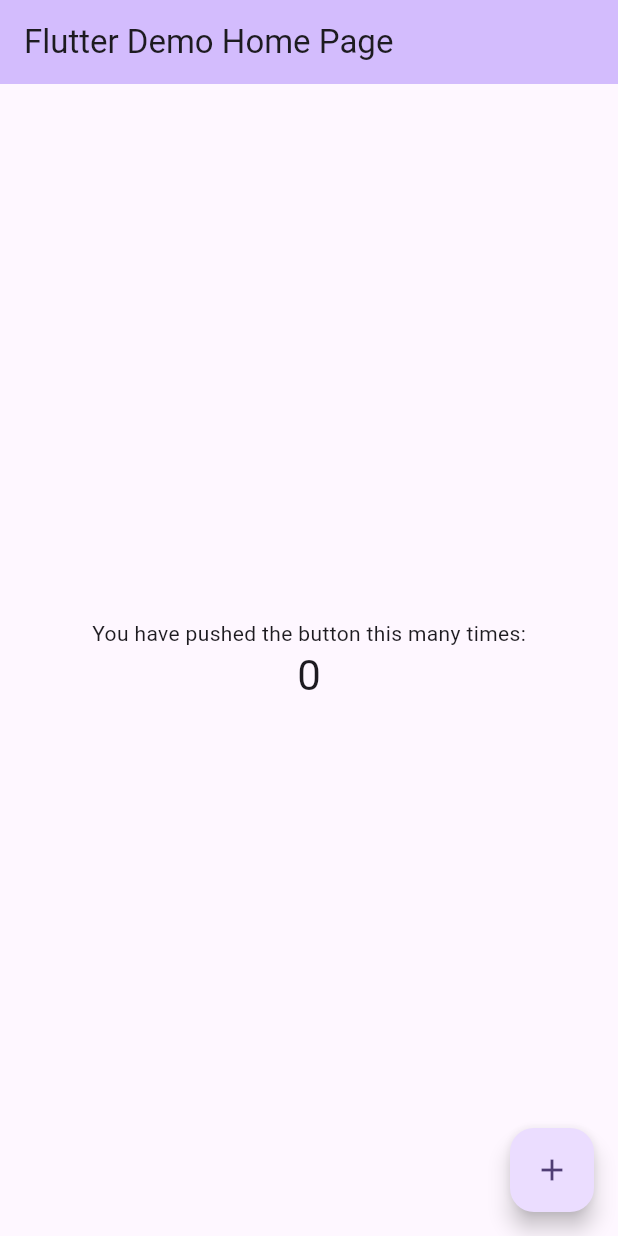
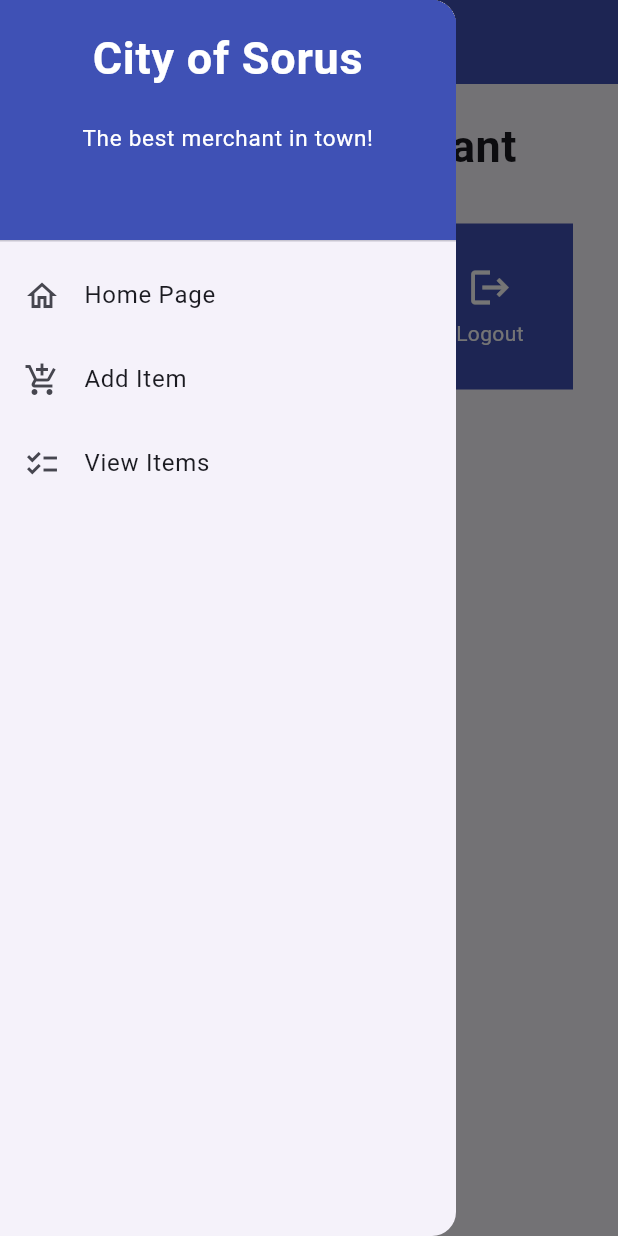
Before and after one commit to Alvinzhafif/foster-mobile, a Flutter app: the screen it shows after launch, with the side drawer open (before the commit the screen has no drawer), on a phone screen of 412 x 824 dp. Run offline on Flutter 3.47's test engine with Material 2 defaults, Android fonts, the phone set to English and light mode, and no system bars.

Commit message:
recovering github

```diff
--- a/lib/main.dart
+++ b/lib/main.dart
@@ -1,4 +1,5 @@
 import 'package:flutter/material.dart';
+import 'package:foster_mobile/screens/menu.dart';
 
 void main() {
   runApp(const MyApp());
@@ -13,7 +14,7 @@
     return MaterialApp(
       title: 'Flutter Demo',
       theme: ThemeData(
-        // This is the theme of your application.
+        // This is   the theme of your application.
         //
         // TRY THIS: Try running your application with "flutter run". You'll see
         // the application has a blue toolbar. Then, without quitting the app,
@@ -28,98 +29,10 @@
         //
         // This works for code too, not just values: Most code changes can be
         // tested with just a hot reload.
-        colorScheme: ColorScheme.fromSeed(seedColor: Colors.deepPurple),
+        colorScheme: ColorScheme.fromSeed(seedColor: Colors.indigo),
         useMaterial3: true,
       ),
-      home: const MyHomePage(title: 'Flutter Demo Home Page'),
+      home: MyHomePage(),
     );
   }
 }
-
-class MyHomePage extends StatefulWidget {
-  const MyHomePage({super.key, required this.title});
-
-  // This widget is the home page of your application. It is stateful, meaning
-  // that it has a State object (defined below) that contains fields that affect
-  // how it looks.
-
-  // This class is the configuration for the state. It holds the values (in this
-  // case the title) provided by the parent (in this case the App widget) and
-  // used by the build method of the State. Fields in a Widget subclass are
-  // always marked "final".
-
-  final String title;
-
-  @override
-  State<MyHomePage> createState() => _MyHomePageState();
-}
-
-class _MyHomePageState extends State<MyHomePage> {
-  int _counter = 0;
-
-  void _incrementCounter() {
-    setState(() {
-      // This call to setState tells the Flutter framework that something has
-      // changed in this State, which causes it to rerun the build method below
-      // so that the display can reflect the updated values. If we changed
-      // _counter without calling setState(), then the build method would not be
-      // called again, and so nothing would appear to happen.
-      _counter++;
-    });
-  }
-
-  @override
-  Widget build(BuildContext context) {
-    // This method is rerun every time setState is called, for instance as done
-    // by the _incrementCounter method above.
-    //
-    // The Flutter framework has been optimized to make rerunning build methods
-    // fast, so that you can just rebuild anything that needs updating rather
-    // than having to individually change instances of widgets.
-    return Scaffold(
-      appBar: AppBar(
-        // TRY THIS: Try changing the color here to a specific color (to
-        // Colors.amber, perhaps?) and trigger a hot reload to see the AppBar
-        // change color while the other colors stay the same.
-        backgroundColor: Theme.of(context).colorScheme.inversePrimary,
-        // Here we take the value from the MyHomePage object that was created by
-        // the App.build method, and use it to set our appbar title.
-        title: Text(widget.title),
-      ),
-      body: Center(
-        // Center is a layout widget. It takes a single child and positions it
-        // in the middle of the parent.
-        child: Column(
-          // Column is also a layout widget. It takes a list of children and
-          // arranges them vertically. By default, it sizes itself to fit its
-          // children horizontally, and tries to be as tall as its parent.
-          //
-          // Column has various properties to control how it sizes itself and
-          // how it positions its children. Here we use mainAxisAlignment to
-          // center the children vertically; the main axis here is the vertical
-          // axis because Columns are vertical (the cross axis would be
-          // horizontal).
-          //
-          // TRY THIS: Invoke "debug painting" (choose the "Toggle Debug Paint"
-          // action in the IDE, or press "p" in the console), to see the
-          // wireframe for each widget.
-          mainAxisAlignment: MainAxisAlignment.center,
-          children: <Widget>[
-            const Text(
-              'You have pushed the button this many times:',
-            ),
-            Text(
-              '$_counter',
-              style: Theme.of(context).textTheme.headlineMedium,
-            ),
-          ],
-        ),
-      ),
-      floatingActionButton: FloatingActionButton(
-        onPressed: _incrementCounter,
-        tooltip: 'Increment',
-        child: const Icon(Icons.add),
-      ), // This trailing comma makes auto-formatting nicer for build methods.
-    );
-  }
-}
--- /dev/null
+++ b/lib/models/item.dart
@@ -0,0 +1,24 @@
+class Item {
+  static List<Item> listItem = [];
+  String Name;
+  int Price;
+  String Description;
+
+  Item({
+    required this.Name,
+    required this.Price,
+    required this.Description,
+  });
+
+  static void add({
+    required Name,
+    required Price,
+    required Description,
+  }) {
+    listItem.add(Item(
+      Name: Name,
+      Price: Price,
+      Description: Description,
+    ));
+  }
+}
--- /dev/null
+++ b/lib/screens/menu.dart
@@ -0,0 +1,74 @@
+import 'package:flutter/material.dart';
+// import drawer widget
+import 'package:foster_mobile/widgets/left_drawer.dart';
+import 'package:foster_mobile/widgets/item_card.dart';
+
+class MyHomePage extends StatelessWidget {
+  MyHomePage({Key? key}) : super(key: key);
+
+  final List<ShopItem> items = [
+    ShopItem("View Items", Icons.checklist),
+    ShopItem("Add Item", Icons.add_shopping_cart),
+    ShopItem("Logout", Icons.logout),
+  ];
+
+  // This widget is the home page of your application. It is stateful, meaning
+  // that it has a State object (defined below) that contains fields that affect
+  // how it looks.
+
+  // This class is the configuration for the state. It holds the values (in this
+  // case the title) provided by the parent (in this case the App widget) and
+  // used by the build method of the State. Fields in a Widget subclass are
+  // always marked "final".
+
+  @override
+  Widget build(BuildContext context) {
+    return Scaffold(
+      appBar: AppBar(
+        title: const Text(
+          'City of Sorus',
+        ),
+        backgroundColor: Colors.indigo,
+        foregroundColor: Colors.white,
+      ),
+      drawer: const LeftDrawer(),
+      body: SingleChildScrollView(
+        // Scrolling wrapper widget
+        child: Padding(
+          padding: const EdgeInsets.all(10.0), // Set padding for the page
+          child: Column(
+            // Widget to display children vertically
+            children: <Widget>[
+              const Padding(
+                padding: EdgeInsets.only(top: 10.0, bottom: 10.0),
+                // Text widget to display text with center alignment and appropriate style
+                child: Text(
+                  'Foster the merchant', // Text indicating the shop name
+                  textAlign: TextAlign.center,
+                  style: TextStyle(
+                    fontSize: 30,
+                    fontWeight: FontWeight.bold,
+                  ),
+                ),
+              ),
+              // Grid layout
+              GridView.count(
+                // Container for our cards.
+                primary: true,
+                padding: const EdgeInsets.all(20),
+                crossAxisSpacing: 10,
+                mainAxisSpacing: 10,
+                crossAxisCount: 3,
+                shrinkWrap: true,
+                children: items.map((ShopItem item) {
+                  // Iteration for each item
+                  return ShopCard(item);
+                }).toList(),
+              ),
+            ],
+          ),
+        ),
+      ),
+    );
+  }
+}
--- /dev/null
+++ b/lib/widgets/item_card.dart
@@ -0,0 +1,63 @@
+import 'package:flutter/material.dart';
+import 'package:foster_mobile/screens/itemform.dart';
+import 'package:foster_mobile/screens/ViewItem.dart';
+
+class ShopItem {
+  final String name;
+  final IconData icon;
+
+  ShopItem(this.name, this.icon);
+}
+
+class ShopCard extends StatelessWidget {
+  final ShopItem item;
+
+  const ShopCard(this.item, {Key? key}); // Constructor
+
+  @override
+  Widget build(BuildContext context) {
+    return Material(
+      color: Colors.indigo,
+      child: InkWell(
+        // Responsive touch area
+        onTap: () {
+          // Show a SnackBar when clicked
+          ScaffoldMessenger.of(context)
+            ..hideCurrentSnackBar()
+            ..showSnackBar(SnackBar(
+                content: Text("You clicked the ${item.name} button!")));
+          if (item.name == "Add Item") {
+            Navigator.push(context,
+                MaterialPageRoute(builder: (context) => const ShopFormPage()));
+          }
+          if (item.name == "View Items") {
+            Navigator.push(context,
+                MaterialPageRoute(builder: (context) => const ViewItemPage()));
+          }
+        },
+        child: Container(
+          // Container to hold Icon and Text
+          padding: const EdgeInsets.all(8),
+          child: Center(
+            child: Column(
+              mainAxisAlignment: MainAxisAlignment.center,
+              children: [
+                Icon(
+                  item.icon,
+                  color: Colors.white,
+                  size: 30.0,
+                ),
+                const Padding(padding: EdgeInsets.all(3)),
+                Text(
+                  item.name,
+                  textAlign: TextAlign.center,
+                  style: const TextStyle(color: Colors.white),
+                ),
+              ],
+            ),
+          ),
+        ),
+      ),
+    );
+  }
+}
--- /dev/null
+++ b/lib/widgets/left_drawer.dart
@@ -0,0 +1,82 @@
+import 'package:flutter/material.dart';
+import 'package:foster_mobile/screens/menu.dart';
+import 'package:foster_mobile/screens/itemform.dart';
+import 'package:foster_mobile/screens/ViewItem.dart';
+
+class LeftDrawer extends StatelessWidget {
+  const LeftDrawer({super.key});
+
+  @override
+  Widget build(BuildContext context) {
+    return Drawer(
+      child: ListView(
+        children: [
+          const DrawerHeader(
+            decoration: BoxDecoration(
+              color: Colors.indigo,
+            ),
+            child: Column(
+              children: [
+                Text(
+                  'City of Sorus',
+                  textAlign: TextAlign.center,
+                  style: TextStyle(
+                    fontSize: 30,
+                    fontWeight: FontWeight.bold,
+                    color: Colors.white,
+                  ),
+                ),
+                Padding(padding: EdgeInsets.all(10)),
+                Text(
+                  "The best merchant in town!",
+                  textAlign: TextAlign.center,
+                  style: TextStyle(
+                    fontSize: 15,
+                    color: Colors.white,
+                    fontWeight: FontWeight.normal,
+                  ),
+                ),
+              ],
+            ),
+          ),
+          ListTile(
+            leading: const Icon(Icons.home_outlined),
+            title: const Text('Home Page'),
+            // redirect to MyHomePage
+            onTap: () {
+              Navigator.pushReplacement(
+                  context,
+                  MaterialPageRoute(
+                    builder: (context) => MyHomePage(),
+                  ));
+            },
+          ),
+          ListTile(
+            leading: const Icon(Icons.add_shopping_cart),
+            title: const Text('Add Item'),
+            // redirect to ShopFormPage
+            onTap: () {
+              Navigator.pushReplacement(
+                  context,
+                  MaterialPageRoute(
+                    builder: (context) => ShopFormPage(),
+                  ));
+            },
+          ),
+          ListTile(
+            leading: const Icon(Icons.checklist),
+            title: const Text('View Items'),
+            // redirect to ShopFormPage
+            onTap: () {
+              Navigator.pushReplacement(
+                  context,
+                  MaterialPageRoute(
+                    builder: (context) => ViewItemPage(),
+                  ));
+            },
+          ),
+        ],
+      ),
+    );
+  }
+}
--- a/pubspec.yaml
+++ b/pubspec.yaml
@@ -39,6 +39,7 @@
 dev_dependencies:
   flutter_test:
     sdk: flutter
+
 
   # The "flutter_lints" package below contains a set of recommended lints to
   # encourage good coding practices. The lint set provided by the package is
```
Also changed, not shown: lib/screens/ViewItem.dart (added, +63 -0 lines), lib/screens/itemform.dart (added, +166 -0 lines).
